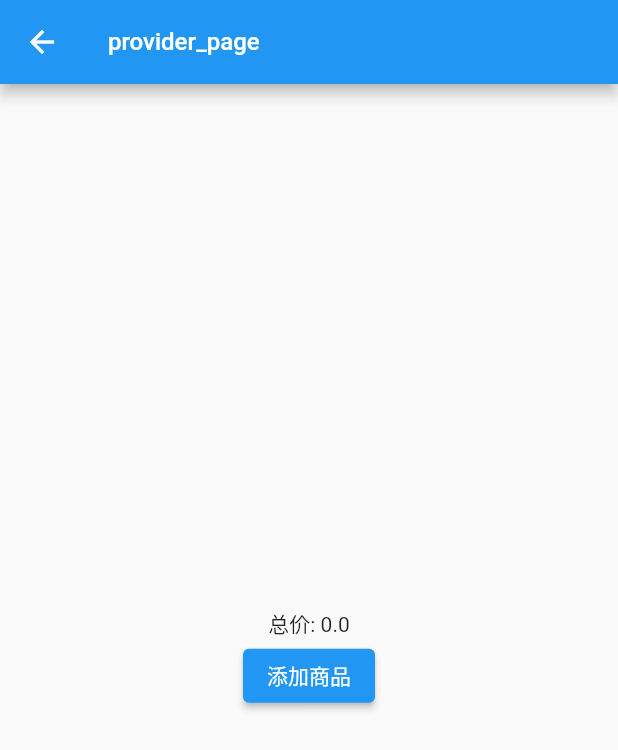
After one commit to lxqljc/flutter_demo, a Flutter app: the Chapt07Page screen opened directly, after a tap on "ProviderPage", on a phone screen of 412 x 824 dp. The commit adds this screen. Shown: the top 750 px of the screen. Run offline on Flutter 3.47's test engine with Material 2 defaults, Android fonts, the phone set to English and light mode, and no system bars.

Commit message:
feat: 自定义provider示例

```diff
--- a/lib/chapter07/chapt07_page.dart
+++ b/lib/chapter07/chapt07_page.dart
@@ -21,9 +21,15 @@ class Chapt07Page extends StatelessWidget {
             case 'inheritedWidget':
               RouteUtils.push(name: '/chapter07/InheritedWidgetPage');
               break;
+            case 'ProviderPage':
+              RouteUtils.push(name: '/chapter07/ProviderPage');
+              break;
+            case 'ValueListenablePage':
+              RouteUtils.push(name: '/chapter07/ValueListenablePage');
+              break;
           }
         },
-        texts: const ['WillPopScope', 'inheritedWidget'],
+        texts: const ['WillPopScope', 'inheritedWidget', 'ProviderPage', 'ValueListenablePage'],
       ),
       title: '第七章',
     );
--- /dev/null
+++ b/lib/chapter07/custom_provider/cart_model.dart
@@ -0,0 +1,25 @@
+import 'dart:collection';
+
+import 'package:flutter/material.dart';
+import 'package:flutter_demo/chapter07/custom_provider/item.dart';
+
+/// User: xiaoquanluo
+/// Date: 2023/1/20
+/// description: 保存购物车商品数据
+class CartModel extends ChangeNotifier {
+  /// 用于保存购物车中商品列表
+  final List<Item> _items = [];
+
+  /// 禁止改变购物车里的商品信息
+  UnmodifiableListView<Item> get items => UnmodifiableListView(_items);
+
+  /// 购物车中商品的总价
+  double get totalPrice => _items.fold(0, (value, item) => value + item.count * item.price);
+
+  /// 将 [item] 添加到购物车。这是唯一一种能从外部改变购物车的方法。
+  void add(Item item) {
+    _items.add(item);
+    // 通知监听器（订阅者），重新构建InheritedProvider， 更新状态。
+    notifyListeners();
+  }
+}
--- /dev/null
+++ b/lib/chapter07/custom_provider/change_notifier_provider.dart
@@ -0,0 +1,65 @@
+import 'package:flutter/material.dart';
+import 'package:flutter_demo/chapter07/custom_provider/inheritedProvider.dart';
+
+/// User: xiaoquanluo
+/// Date: 2023/1/20
+/// description: 订阅者类
+class ChangeNotifierProvider<T extends ChangeNotifier> extends StatefulWidget {
+  const ChangeNotifierProvider({Key? key, required this.child, required this.data}) : super(key: key);
+
+  /// 子组件
+  final Widget child;
+
+  /// 数据
+  final T data;
+
+  /// 定义一个便捷方法，方便子树中的widget获取共享数据
+  static T of<T>(BuildContext context, {bool listen = true}) {
+    final provider = listen
+        ? context.dependOnInheritedWidgetOfExactType<InheritProvider<T>>()
+        : context.getElementForInheritedWidgetOfExactType<InheritProvider<T>>()?.widget as InheritProvider<T>;
+    return provider!.data;
+  }
+
+  @override
+  _ChangeNotifierProviderState<T> createState() => _ChangeNotifierProviderState<T>();
+}
+
+class _ChangeNotifierProviderState<T extends ChangeNotifier> extends State<ChangeNotifierProvider<T>> {
+  void update() {
+    // 如果数据发生变化（model类调用了notifyListeners），重新构建InheritedProvider
+    setState(() => {});
+  }
+
+  @override
+  void initState() {
+    // 给model添加监听器
+    widget.data.addListener(update);
+    super.initState();
+  }
+
+  @override
+  void dispose() {
+    // 移除model的监听器
+    widget.data.removeListener(update);
+    super.dispose();
+  }
+
+  @override
+  void didUpdateWidget(ChangeNotifierProvider<T> oldWidget) {
+    // 当Provider更新时，如果新旧数据不"=="，则解绑旧数据监听，同时添加新数据监听
+    if (widget.data != oldWidget.data) {
+      oldWidget.data.removeListener(update);
+      widget.data.addListener(update);
+    }
+    super.didUpdateWidget(oldWidget);
+  }
+
+  @override
+  Widget build(BuildContext context) {
+    return InheritProvider(
+      data: widget.data,
+      child: widget.child,
+    );
+  }
+}
--- /dev/null
+++ b/lib/chapter07/custom_provider/consumer.dart
@@ -0,0 +1,22 @@
+import 'package:flutter/material.dart';
+import 'package:flutter_demo/chapter07/custom_provider/change_notifier_provider.dart';
+
+/// User: xiaoquanluo
+/// Date: 2023/1/20
+/// description: 这是一个便捷类，会获得当前context和指定数据类型的Provider
+class Consumer<T> extends StatelessWidget {
+  const Consumer({
+    Key? key,
+    required this.builder,
+  }) : super(key: key);
+
+  final Widget Function(BuildContext context, T? value) builder;
+
+  @override
+  Widget build(BuildContext context) {
+    return builder(
+      context,
+      ChangeNotifierProvider.of<T>(context),
+    );
+  }
+}
--- /dev/null
+++ b/lib/chapter07/custom_provider/inheritedProvider.dart
@@ -0,0 +1,16 @@
+import 'package:flutter/material.dart';
+
+/// User: xiaoquanluo
+/// Date: 2023/1/20
+/// description:  一个通用的InheritedWidget，保存需要跨组件共享的状态
+class InheritProvider<T> extends InheritedWidget {
+  const InheritProvider({required Widget child, required this.data, Key? key}) : super(child: child, key: key);
+
+  final T data;
+
+  @override
+  bool updateShouldNotify(covariant InheritedWidget oldWidget) {
+    //在此简单返回true，则每次更新都会调用依赖其的子孙节点的`didChangeDependencies`
+    return true;
+  }
+}
--- /dev/null
+++ b/lib/chapter07/custom_provider/item.dart
@@ -0,0 +1,12 @@
+/// User: xiaoquanluo
+/// Date: 2023/1/20
+/// description: 商品信息
+class Item {
+  Item({required this.price, required this.count});
+
+  /// 商品单价
+  final double price;
+
+  /// 商品数量
+  final int count;
+}
--- /dev/null
+++ b/lib/chapter07/custom_provider/provider_page.dart
@@ -0,0 +1,54 @@
+import 'package:flutter/foundation.dart';
+import 'package:flutter/material.dart';
+import 'package:flutter_demo/chapter07/custom_provider/cart_model.dart';
+import 'package:flutter_demo/chapter07/custom_provider/change_notifier_provider.dart';
+import 'package:flutter_demo/chapter07/custom_provider/consumer.dart';
+import 'package:flutter_demo/chapter07/custom_provider/item.dart';
+import 'package:flutter_demo/widget/xq_scaffold.dart';
+
+/// User: xiaoquanluo
+/// Date: 2023/1/20
+/// description: 示例页面
+class ProviderPage extends StatefulWidget {
+  const ProviderPage({Key? key}) : super(key: key);
+
+  @override
+  State<ProviderPage> createState() => _ProviderPageState();
+}
+
+class _ProviderPageState extends State<ProviderPage> {
+  @override
+  Widget build(BuildContext context) {
+    return XqScaffold(
+      title: 'provider_page',
+      body: ChangeNotifierProvider<CartModel>(
+        data: CartModel(),
+        child: Builder(builder: (context) {
+          return Center(
+            child: Column(
+              mainAxisAlignment: MainAxisAlignment.center,
+              crossAxisAlignment: CrossAxisAlignment.center,
+              children: <Widget>[
+                Consumer<CartModel>(builder: (BuildContext context, CartModel? value) {
+                  return Text("总价: ${value?.totalPrice}");
+                }),
+                Builder(builder: (context) {
+                  if (kDebugMode) {
+                    print("ElevatedButton build");
+                  } //在后面优化部分会用到
+                  return ElevatedButton(
+                    child: const Text("添加商品"),
+                    onPressed: () {
+                      //给购物车中添加商品，添加后总价会更新
+                      ChangeNotifierProvider.of<CartModel>(context, listen: false).add(Item(price: 20.0, count: 1));
+                    },
+                  );
+                }),
+              ],
+            ),
+          );
+        }),
+      ),
+    );
+  }
+}
--- a/lib/utils/route_utils.dart
+++ b/lib/utils/route_utils.dart
@@ -1,5 +1,6 @@
 import 'package:flutter/material.dart';
 import 'package:flutter_demo/chapter07/chapt07_page.dart';
+import 'package:flutter_demo/chapter07/custom_provider/provider_page.dart';
 import 'package:flutter_demo/chapter07/inherited_widget_page.dart';
 import 'package:flutter_demo/chapter07/will_pop_scope_page.dart';
 
@@ -22,6 +23,10 @@ class RouteUtils {
             return const WillPopScopePage();
           case '/chapter07/InheritedWidgetPage':
             return const InheritedWidgetPage();
+          case '/chapter07/ProviderPage':
+            return const ProviderPage();
+          case '/chapter07/ValueListenablePage':
+            return const ProviderPage();
         }
         return const SizedBox.shrink();
       }),
--- a/lib/widget/xq_scaffold.dart
+++ b/lib/widget/xq_scaffold.dart
@@ -4,13 +4,16 @@ import 'package:flutter/material.dart';
 /// Date: 2023/1/20
 /// description: 基础骨架
 class XqScaffold extends StatelessWidget {
-  const XqScaffold({required this.title, required this.body, Key? key}) : super(key: key);
+  const XqScaffold({required this.title, required this.body, this.floatingBtn, Key? key}) : super(key: key);
 
   /// 标题
   final String title;
 
   /// 内容体
   final Widget body;
+
+  /// 悬浮按钮
+  final Widget? floatingBtn;
 
   @override
   Widget build(BuildContext context) {
@@ -22,6 +25,7 @@ class XqScaffold extends StatelessWidget {
         ),
       ),
       body: body,
+      floatingActionButton: floatingBtn,
     );
   }
 }
```
Also changed, not shown: lib/chapter07/value_listenable_page.dart (added, +45 -0 lines).
